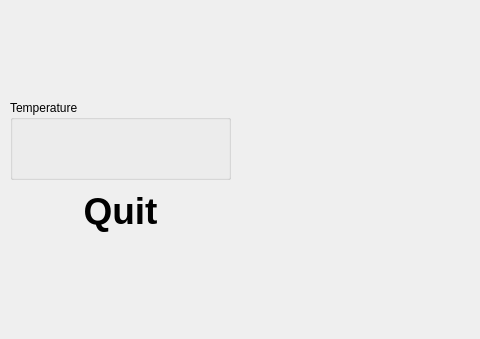
Qt form mw.ui (kursergii/DLTFS) before a commit; both pictures show x 0 to 480 and y 470 to 809 of the 1150 by 809 pixel window.
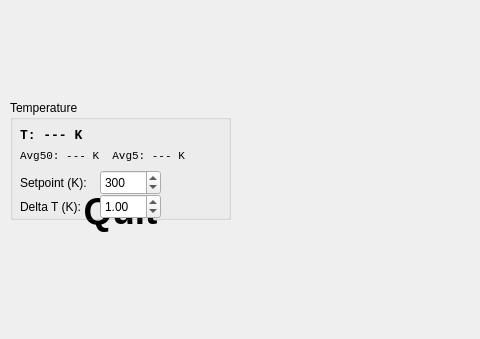
The same form after that commit. Custom widgets are drawn as their Qt base class.

Diff of the .ui file:
```diff
--- a/mw.ui
+++ b/mw.ui
@@ -345,7 +345,7 @@
       <x>10</x>
       <y>570</y>
       <width>221</width>
-      <height>80</height>
+      <height>120</height>
      </rect>
     </property>
     <property name="title">
@@ -354,6 +354,112 @@
     <property name="flat">
      <bool>true</bool>
     </property>
+    <widget class="QLabel" name="tempCurrentLabel">
+     <property name="geometry">
+      <rect>
+       <x>10</x>
+       <y>25</y>
+       <width>201</width>
+       <height>20</height>
+      </rect>
+     </property>
+     <property name="font">
+      <font>
+       <family>Monospace</family>
+       <pointsize>10</pointsize>
+       <bold>true</bold>
+      </font>
+     </property>
+     <property name="text">
+      <string>T: --- K</string>
+     </property>
+    </widget>
+    <widget class="QLabel" name="tempAvgLabel">
+     <property name="geometry">
+      <rect>
+       <x>10</x>
+       <y>48</y>
+       <width>201</width>
+       <height>16</height>
+      </rect>
+     </property>
+     <property name="font">
+      <font>
+       <family>Monospace</family>
+       <pointsize>8</pointsize>
+      </font>
+     </property>
+     <property name="text">
+      <string>Avg50: --- K  Avg5: --- K</string>
+     </property>
+    </widget>
+    <widget class="QLabel" name="tempSetpointLabel">
+     <property name="geometry">
+      <rect>
+       <x>10</x>
+       <y>72</y>
+       <width>80</width>
+       <height>21</height>
+      </rect>
+     </property>
+     <property name="text">
+      <string>Setpoint (K):</string>
+     </property>
+    </widget>
+    <widget class="QSpinBox" name="tempSetpointSpinBox">
+     <property name="geometry">
+      <rect>
+       <x>90</x>
+       <y>70</y>
+       <width>61</width>
+       <height>25</height>
+      </rect>
+     </property>
+     <property name="minimum">
+      <number>10</number>
+     </property>
+     <property name="maximum">
+      <number>350</number>
+     </property>
+     <property name="value">
+      <number>300</number>
+     </property>
+    </widget>
+    <widget class="QLabel" name="tempDeltaLabel">
+     <property name="geometry">
+      <rect>
+       <x>10</x>
+       <y>96</y>
+       <width>80</width>
+       <height>21</height>
+      </rect>
+     </property>
+     <property name="text">
+      <string>Delta T (K):</string>
+     </property>
+    </widget>
+    <widget class="QDoubleSpinBox" name="tempDeltaSpinBox">
+     <property name="geometry">
+      <rect>
+       <x>90</x>
+       <y>94</y>
+       <width>61</width>
+       <height>25</height>
+      </rect>
+     </property>
+     <property name="minimum">
+      <double>0.500000000000000</double>
+     </property>
+     <property name="maximum">
+      <double>10.000000000000000</double>
+     </property>
+     <property name="singleStep">
+      <double>0.100000000000000</double>
+     </property>
+     <property name="value">
+      <double>1.000000000000000</double>
+     </property>
+    </widget>
    </widget>
   </widget>
   <widget class="QMenuBar" name="menubar">
```
